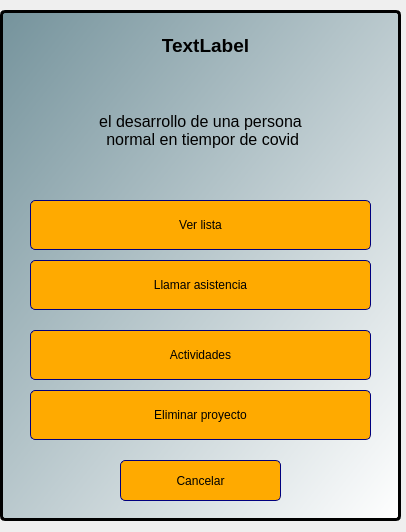
First picture: the form in ui_files/cuadro_mensaje.ui, repository Romehe369/aec_contrastistas_g, before the edit.
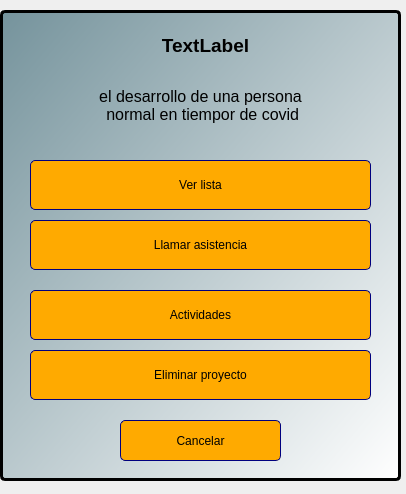
Second picture: the form after the edit.

```diff
--- a/ui_files/cuadro_mensaje.ui
+++ b/ui_files/cuadro_mensaje.ui
@@ -7,7 +7,7 @@
     <x>0</x>
     <y>0</y>
     <width>406</width>
-    <height>532</height>
+    <height>494</height>
    </rect>
   </property>
   <property name="windowTitle">
@@ -19,7 +19,7 @@
      <x>0</x>
      <y>10</y>
      <width>401</width>
-     <height>511</height>
+     <height>471</height>
     </rect>
    </property>
    <property name="styleSheet">
@@ -56,7 +56,7 @@
     <property name="geometry">
      <rect>
       <x>30</x>
-      <y>250</y>
+      <y>210</y>
       <width>341</width>
       <height>50</height>
      </rect>
@@ -87,7 +87,7 @@
     <property name="geometry">
      <rect>
       <x>30</x>
-      <y>190</y>
+      <y>150</y>
       <width>341</width>
       <height>50</height>
      </rect>
@@ -112,7 +112,7 @@
     <property name="geometry">
      <rect>
       <x>30</x>
-      <y>380</y>
+      <y>340</y>
       <width>341</width>
       <height>50</height>
      </rect>
@@ -143,7 +143,7 @@
     <property name="geometry">
      <rect>
       <x>30</x>
-      <y>320</y>
+      <y>280</y>
       <width>341</width>
       <height>50</height>
      </rect>
@@ -176,7 +176,7 @@
       <x>20</x>
       <y>60</y>
       <width>361</width>
-      <height>121</height>
+      <height>71</height>
      </rect>
     </property>
     <property name="font">
@@ -199,7 +199,7 @@
     <property name="geometry">
      <rect>
       <x>120</x>
-      <y>450</y>
+      <y>410</y>
       <width>161</width>
       <height>41</height>
      </rect>
```
